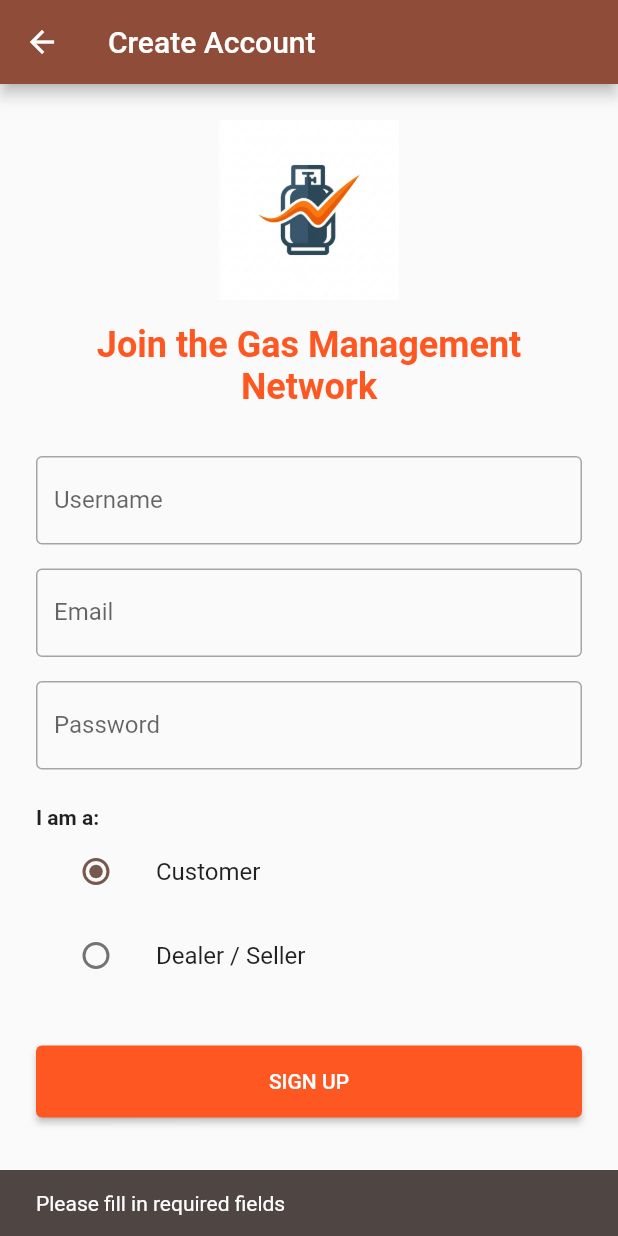
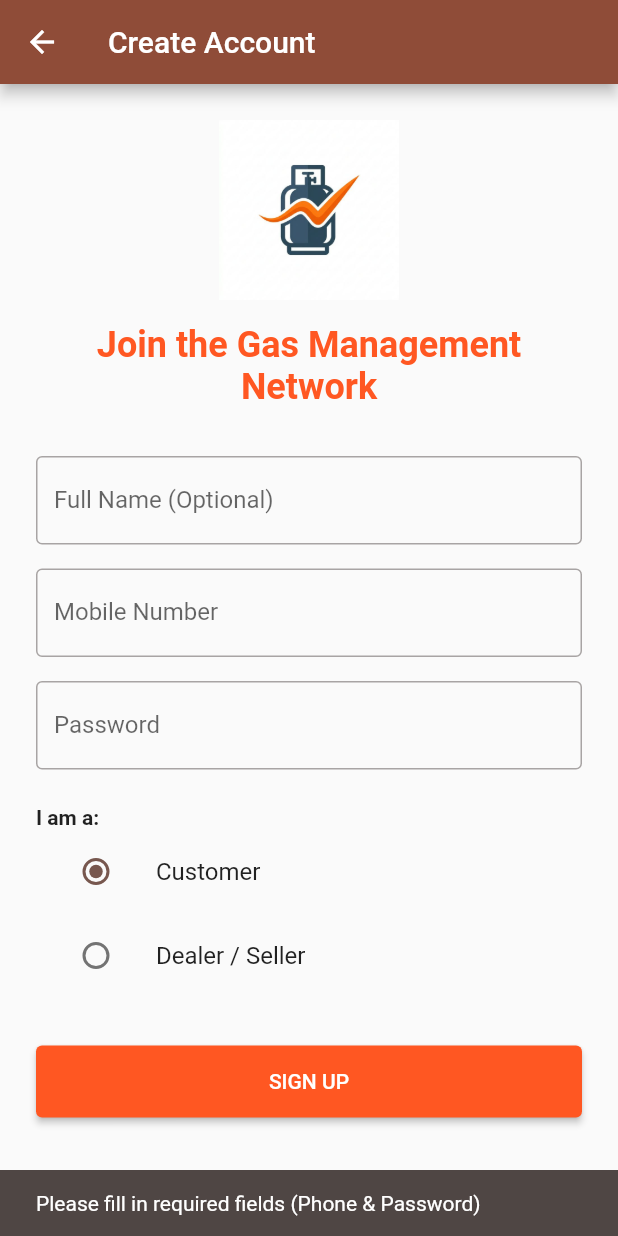
Before and after one commit to bishal-2630/gas-cylinder-management-system, a Flutter app: the SignupScreen screen opened directly, after a tap on "SIGN UP", on a phone screen of 412 x 824 dp. Run offline on Flutter 3.47's test engine with Material 3 defaults, Android fonts, the phone set to English and light mode, and no system bars; our stand-ins replace flutter_secure_storage, geolocator, google_maps_flutter; accounts and stored records are empty.

Commit message:
feat: switch authentication from email to mobile number

```diff
--- a/mobile/lib/models/user.dart
+++ b/mobile/lib/models/user.dart
@@ -6,7 +6,6 @@ enum UserRole {
 class User {
   final int id;
   final String username;
-  final String email;
   final UserRole role;
   final String? phoneNumber;
   final int? dealerId;
@@ -14,7 +13,6 @@ class User {
   User({
     required this.id,
     required this.username,
-    required this.email,
     required this.role,
     this.phoneNumber,
     this.dealerId,
@@ -24,7 +22,6 @@ class User {
     return User(
       id: json['id'],
       username: json['username'],
-      email: json['email'],
       role: json['profile']['role'] == 'DEALER' ? UserRole.dealer : UserRole.customer,
       phoneNumber: json['profile']['phone_number'],
       dealerId: json['dealer_profile_id'], // Need to update backend serializer!
--- a/mobile/lib/providers/auth_provider.dart
+++ b/mobile/lib/providers/auth_provider.dart
@@ -57,11 +57,11 @@ class AuthProvider with ChangeNotifier {
     return false;
   }
 
-  Future<bool> signup(String username, String email, String password, UserRole role) async {
+  Future<bool> signup(String phoneNumber, String password, UserRole role, {String? name}) async {
     _isLoading = true;
     notifyListeners();
 
-    final success = await _apiService.signup(username, email, password, role);
+    final success = await _apiService.signup(phoneNumber, password, role, name: name);
 
     _isLoading = false;
     notifyListeners();
--- a/mobile/lib/screens/login_screen.dart
+++ b/mobile/lib/screens/login_screen.dart
@@ -72,9 +72,10 @@ class _LoginScreenState extends State<LoginScreen> {
                     const SizedBox(height: 32),
                     TextField(
                       controller: _usernameController,
+                      keyboardType: TextInputType.phone,
                       decoration: const InputDecoration(
-                        labelText: 'Username',
-                        prefixIcon: Icon(Icons.person),
+                        labelText: 'Mobile Number',
+                        prefixIcon: Icon(Icons.phone),
                         border: OutlineInputBorder(),
                       ),
                     ),
--- a/mobile/lib/screens/signup_screen.dart
+++ b/mobile/lib/screens/signup_screen.dart
@@ -11,24 +11,24 @@ class SignupScreen extends StatefulWidget {
 }
 
 class _SignupScreenState extends State<SignupScreen> {
-  final _usernameController = TextEditingController();
-  final _emailController = TextEditingController();
+  final _nameController = TextEditingController();
+  final _phoneController = TextEditingController();
   final _passwordController = TextEditingController();
   UserRole _selectedRole = UserRole.customer;
 
   void _handleSignup() async {
-    if (_usernameController.text.isEmpty || _passwordController.text.isEmpty) {
+    if (_phoneController.text.isEmpty || _passwordController.text.isEmpty) {
       ScaffoldMessenger.of(context).showSnackBar(
-        const SnackBar(content: Text('Please fill in required fields')),
+        const SnackBar(content: Text('Please fill in required fields (Phone & Password)')),
       );
       return;
     }
 
     final success = await context.read<AuthProvider>().signup(
-      _usernameController.text,
-      _emailController.text,
+      _phoneController.text,
       _passwordController.text,
       _selectedRole,
+      name: _nameController.text,
     );
 
     if (success && mounted) {
@@ -66,13 +66,14 @@ class _SignupScreenState extends State<SignupScreen> {
             ),
             const SizedBox(height: 32),
             TextField(
-              controller: _usernameController,
-              decoration: const InputDecoration(labelText: 'Username', border: OutlineInputBorder()),
+              controller: _nameController,
+              decoration: const InputDecoration(labelText: 'Full Name (Optional)', border: OutlineInputBorder()),
             ),
             const SizedBox(height: 16),
             TextField(
-              controller: _emailController,
-              decoration: const InputDecoration(labelText: 'Email', border: OutlineInputBorder()),
+              controller: _phoneController,
+              keyboardType: TextInputType.phone,
+              decoration: const InputDecoration(labelText: 'Mobile Number', border: OutlineInputBorder()),
             ),
             const SizedBox(height: 16),
             TextField(
--- a/mobile/lib/services/api_service.dart
+++ b/mobile/lib/services/api_service.dart
@@ -56,16 +56,16 @@ class ApiService {
     return null;
   }
 
-  Future<bool> signup(String username, String email, String password, UserRole role) async {
+  Future<bool> signup(String phoneNumber, String password, UserRole role, {String? name}) async {
     try {
       final response = await http.post(
-        Uri.parse('$baseUrl/profile/signup/'), // We need to create this endpoint
+        Uri.parse('$baseUrl/profile/signup/'),
         headers: {'Content-Type': 'application/json'},
         body: json.encode({
-          'username': username,
-          'email': email,
+          'phone_number': phoneNumber,
           'password': password,
           'role': role == UserRole.dealer ? 'DEALER' : 'CUSTOMER',
+          'name': name ?? '',
         }),
       );
       return response.statusCode == 201;
```
Also changed, not shown: 2 other files.
